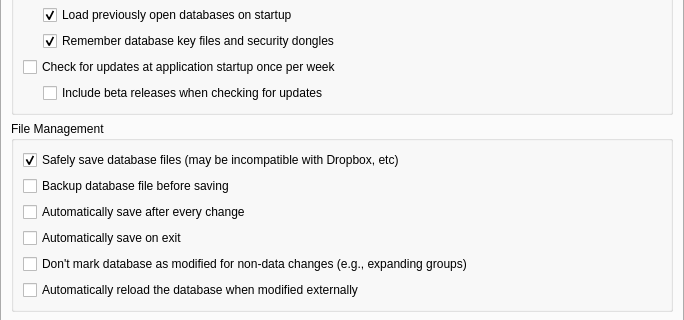
Before: the Qt Designer form src/gui/ApplicationSettingsWidgetGeneral.ui in keepassxreboot/keepassxc, drawn with Qt 5; both pictures show x 0 to 684 and y 163 to 483 of the 684 by 1036 pixel window.
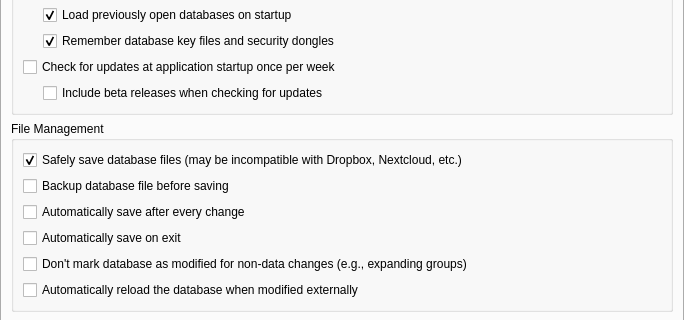
After: the same form once the commit is applied. Custom widgets are drawn as their Qt base class.

Commit message: Mention Nextcloud in addition to Dropbox

Diff of the .ui file:
```diff
--- a/src/gui/ApplicationSettingsWidgetGeneral.ui
+++ b/src/gui/ApplicationSettingsWidgetGeneral.ui
@@ -194,7 +194,7 @@
           <item>
            <widget class="QCheckBox" name="useAtomicSavesCheckBox">
             <property name="text">
-             <string>Safely save database files (may be incompatible with Dropbox, etc)</string>
+             <string>Safely save database files (may be incompatible with Dropbox, Nextcloud, etc.)</string>
             </property>
             <property name="checked">
              <bool>true</bool>
```
